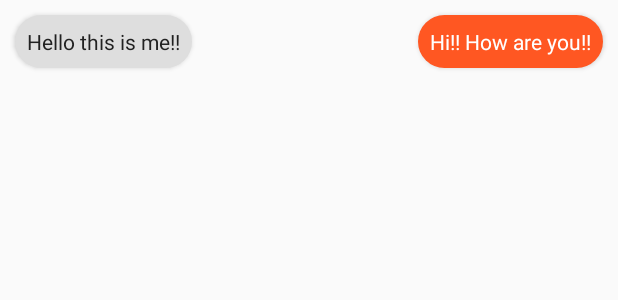
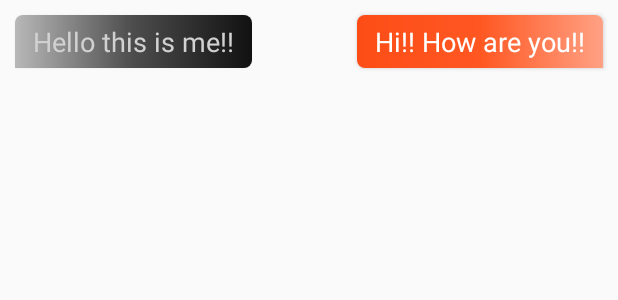
Before and after one commit to krunal-puri/GloBot_AIEngine, an Android app: the layout msglist.xml on its own in the app's theme, with its tools: preview values and no code run, on a phone screen of 412 x 824 dp. Shown: the top 300 px of the screen. Run offline under Robolectric (Android 15) with nearby library versions, the phone set to English and light mode, and no system bars.

Commit message:
added design in chat app

```diff
--- a/app/build.gradle
+++ b/app/build.gradle
@@ -60,7 +60,7 @@ dependencies {
     testImplementation 'junit:junit:4.12'
     annotationProcessor 'org.apache.logging.log4j:log4j-core:2.8'
     // api.ai SDK dependencies
-    implementation('ai.api:libai:1.4.8') {
+    implementation('ai.api:libai:1.4.9') {
         exclude module: 'log4j-core'
     }
 
--- a/app/src/main/AndroidManifest.xml
+++ b/app/src/main/AndroidManifest.xml
@@ -37,7 +37,8 @@
         <activity
             android:name=".MainActivity"
             android:screenOrientation="portrait"
-            android:windowSoftInputMode="adjustPan" />
+            android:windowSoftInputMode="adjustPan"
+            />
 
         <activity
             android:name=".CaptureActivity"
--- /dev/null
+++ b/app/src/main/res/drawable/left_bubble.xml
@@ -0,0 +1,15 @@
+<?xml version="1.0" encoding="utf-8"?>
+<shape xmlns:android="http://schemas.android.com/apk/res/android"
+    android:shape="rectangle">
+    <gradient
+        android:centerColor="#4D4C4C"
+        android:endColor="#111111"
+        android:startColor="#B8B8B8" />
+
+    <corners
+        android:bottomLeftRadius="0dp"
+        android:bottomRightRadius="5dp"
+        android:topLeftRadius="5dp"
+        android:topRightRadius="5dp" />
+
+</shape>
--- /dev/null
+++ b/app/src/main/res/drawable/right_bubble.xml
@@ -0,0 +1,15 @@
+<?xml version="1.0" encoding="utf-8"?>
+<shape xmlns:android="http://schemas.android.com/apk/res/android"
+    android:shape="rectangle">
+    <gradient
+        android:centerColor="@color/colorPrimary"
+        android:endColor="#FFA184"
+        android:startColor="@color/colorPrimaryDark" />
+
+    <corners
+        android:bottomLeftRadius="5dp"
+        android:bottomRightRadius="0dp"
+        android:topLeftRadius="5dp"
+        android:topRightRadius="5dp" />
+
+</shape>
--- a/app/src/main/res/layout/msglist.xml
+++ b/app/src/main/res/layout/msglist.xml
@@ -11,9 +11,13 @@
         android:layout_margin="10dp"
         android:layout_alignParentStart="true"
         android:text="Hello this is me!!"
-        android:padding="8dp"
-        android:textColor="#212121"
-        android:background="@drawable/left_background"
+        android:textSize="18sp"
+        android:paddingStart="12dp"
+        android:paddingEnd="12dp"
+        android:paddingTop="5dp"
+        android:paddingBottom="5dp"
+        android:textColor="#D1D1D1"
+        android:background="@drawable/left_bubble"
         android:elevation="2dp"
         />
 
@@ -25,9 +29,13 @@
         android:layout_margin="10dp"
         android:layout_alignParentEnd="true"
         android:text="Hi!! How are you!!"
-        android:background="@drawable/right_background"
+        android:background="@drawable/right_bubble"
         android:textColor="#fff"
-        android:padding="8dp"
+        android:textSize="18sp"
+        android:paddingStart="12dp"
+        android:paddingEnd="12dp"
+        android:paddingTop="5dp"
+        android:paddingBottom="5dp"
         android:elevation="2dp"/>
 
 
```
Also changed, not shown: app/src/main/java/com/example/beast/chatbot/MainActivity.java (+7 -0 lines), app/src/main/res/drawable-anydpi/ic_arrow_back.xml (added, +10 -0 lines), app/src/main/res/layout/activity_home.xml (+19 -31 lines), app/src/main/res/layout/activity_main.xml (+12 -5 lines), app/src/main/res/drawable-hdpi/ic_arrow_back.png (added), app/src/main/res/drawable-mdpi/ic_arrow_back.png (added), app/src/main/res/drawable-xhdpi/ic_arrow_back.png (added), app/src/main/res/drawable-xxhdpi/ic_arrow_back.png (added).
